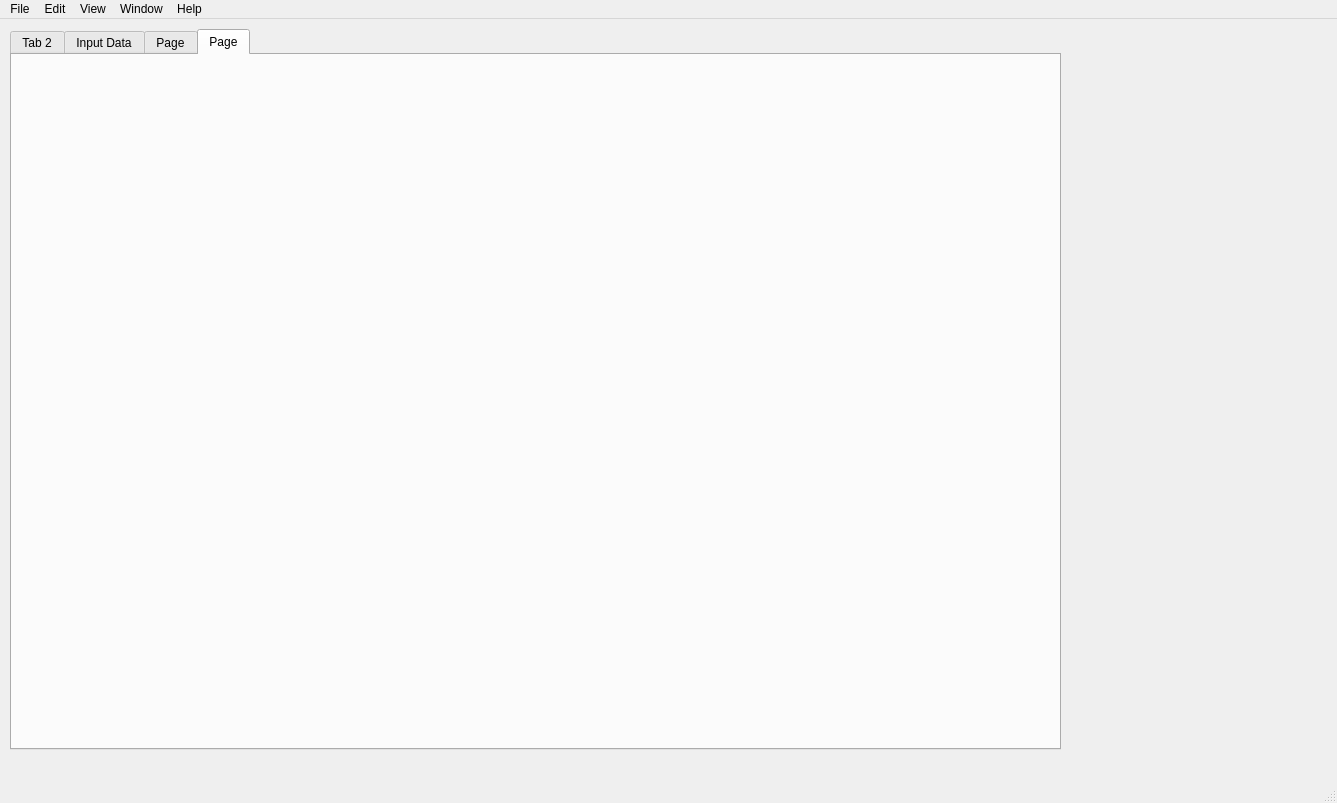
airqualityanthony/pyEFT, file EFT-UI.ui: the form before one commit.
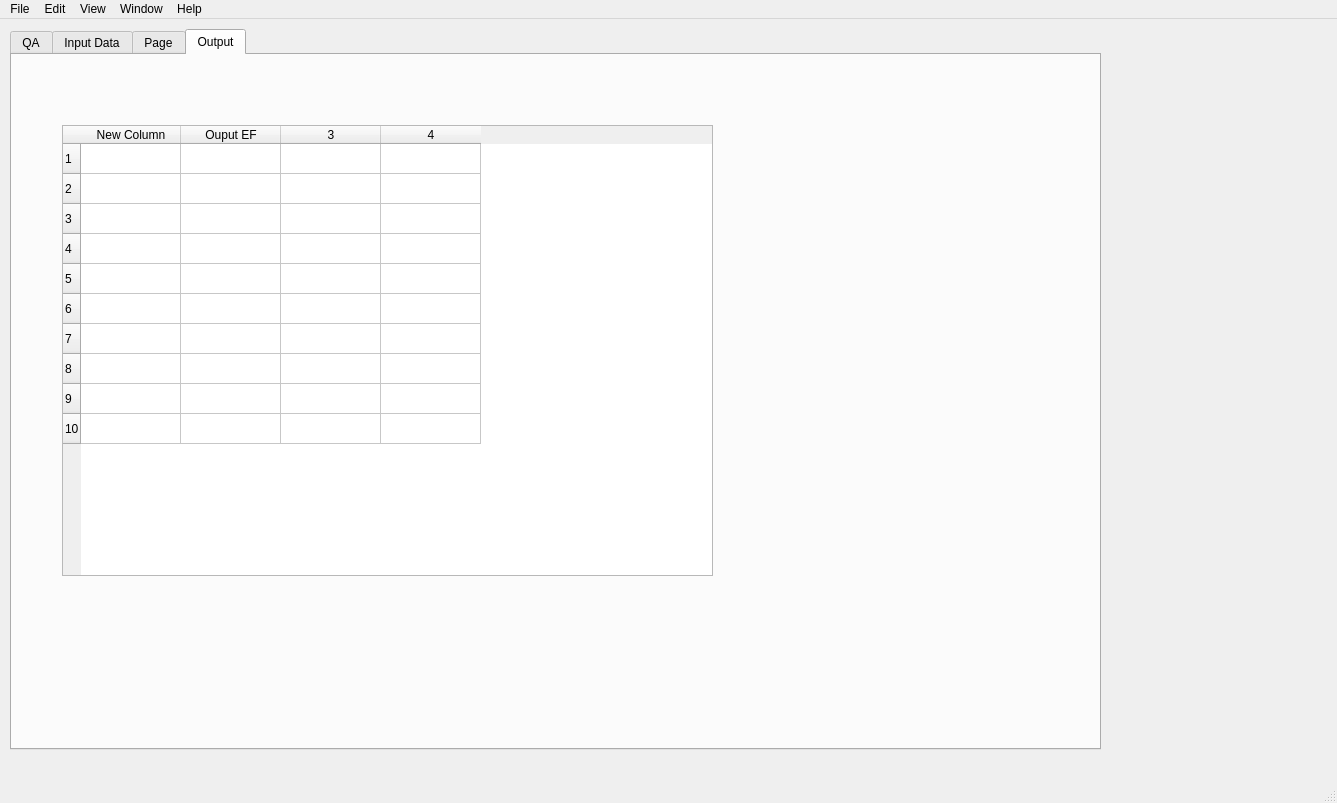
The form after the commit. The open tabs and pages were chosen to show the change.

Commit message:
adding button functions
added classes for clicked button function.

```diff
--- a/EFT-UI.ui
+++ b/EFT-UI.ui
@@ -19,7 +19,7 @@
      <rect>
       <x>10</x>
       <y>10</y>
-      <width>1051</width>
+      <width>1091</width>
       <height>721</height>
      </rect>
     </property>
@@ -28,7 +28,7 @@
     </property>
     <widget class="QWidget" name="tab_2">
      <attribute name="title">
-      <string>Tab 2</string>
+      <string>QA</string>
      </attribute>
     </widget>
     <widget class="QWidget" name="InputData">
@@ -566,8 +566,46 @@
     </widget>
     <widget class="QWidget" name="tab_4">
      <attribute name="title">
-      <string>Page</string>
+      <string>Output</string>
      </attribute>
+     <widget class="QTableWidget" name="Output_table">
+      <property name="geometry">
+       <rect>
+        <x>50</x>
+        <y>70</y>
+        <width>651</width>
+        <height>451</height>
+       </rect>
+      </property>
+      <property name="rowCount">
+       <number>10</number>
+      </property>
+      <property name="columnCount">
+       <number>4</number>
+      </property>
+      <row/>
+      <row/>
+      <row/>
+      <row/>
+      <row/>
+      <row/>
+      <row/>
+      <row/>
+      <row/>
+      <row/>
+      <column>
+       <property name="text">
+        <string>New Column</string>
+       </property>
+      </column>
+      <column>
+       <property name="text">
+        <string>Ouput EF</string>
+       </property>
+      </column>
+      <column/>
+      <column/>
+     </widget>
     </widget>
    </widget>
   </widget>
```
Left out of the diff: 123 changed lines with no effect on the pictures. The commit also changes 4 other files.
